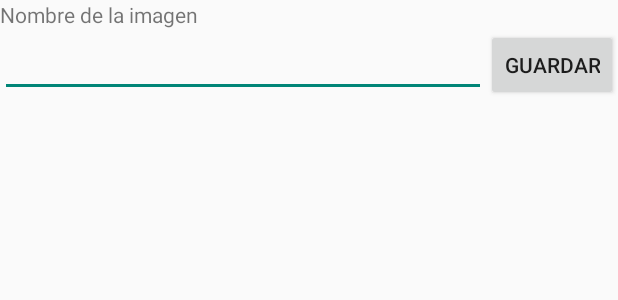
After one commit to LegaultOs/IdiGram, an Android app: the layout guardar.xml on its own in the app's theme, with its tools: preview values and no code run, on a phone screen of 412 x 824 dp. The commit adds this screen. Shown: the top 300 px of the screen. Run offline under Robolectric (Android 15) with nearby library versions, the phone set to English and light mode, and no system bars.

```diff
--- a/app/build.gradle
+++ b/app/build.gradle
@@ -5,7 +5,7 @@ android {
     buildToolsVersion "21.1.2"
 
     defaultConfig {
-        applicationId "com.example.legault.idigram"
+        applicationId "com.legaultOs.idigram"
         minSdkVersion 18
         targetSdkVersion 21
         versionCode 1
--- a/app/src/main/AndroidManifest.xml
+++ b/app/src/main/AndroidManifest.xml
@@ -8,7 +8,7 @@
         android:label="@string/app_name"
         android:theme="@style/AppTheme" >
         <activity
-            android:name=".MainActivity"
+            android:name="com.legaultOs.idigram.MainActivity"
             android:label="@string/app_name"
             android:value="splitActionBarWhenNarrow"
             android:screenOrientation="portrait">
@@ -22,4 +22,5 @@
 
     </application>
     <uses-permission android:name="android.permission.READ_EXTERNAL_STORAGE" />
+    <uses-permission android:name="android.permission.WRITE_EXTERNAL_STORAGE"/>
 </manifest>
--- a/app/src/main/java/com/example/legault/idigram/ConvolutionMatrix.java
+++ b/app/src/main/java/com/legaultOs/idigram/ConvolutionMatrix.java
@@ -1,4 +1,4 @@
-package com.example.legault.idigram;
+package com.legaultOs.idigram;
 
 /**
  * Created by Legault on 20/04/2015.
--- a/app/src/main/res/layout/ajustes.xml
+++ b/app/src/main/res/layout/ajustes.xml
@@ -2,7 +2,8 @@
 <LinearLayout xmlns:android="http://schemas.android.com/apk/res/android"
     android:layout_width="match_parent"
     android:layout_height="match_parent"
-    android:orientation="horizontal" >
+    android:orientation="horizontal"
+    android:id="@+id/espacioajustes">
 <LinearLayout
     android:layout_width="wrap_content"
     android:layout_height="wrap_content"
--- /dev/null
+++ b/app/src/main/res/layout/guardar.xml
@@ -0,0 +1,29 @@
+<?xml version="1.0" encoding="utf-8"?>
+<LinearLayout xmlns:android="http://schemas.android.com/apk/res/android"
+    android:orientation="vertical" android:layout_width="match_parent"
+    android:layout_height="match_parent">
+
+    <TextView
+        android:layout_width="wrap_content"
+        android:layout_height="wrap_content"
+        android:text="Nombre de la imagen"
+        android:id="@+id/textView" />
+<LinearLayout
+    android:layout_width="match_parent"
+    android:layout_height="wrap_content"
+    android:orientation="horizontal">
+    <EditText
+        android:layout_width="match_parent"
+        android:layout_height="wrap_content"
+        android:id="@+id/editText"
+        android:layout_weight="0.7"/>
+
+    <Button
+        android:layout_width="wrap_content"
+        android:layout_height="wrap_content"
+        android:text="Guardar"
+        android:onClick="guardarImagen"
+        android:id="@+id/button"
+        />
+</LinearLayout>
+</LinearLayout>
```
Also changed, not shown: app/src/main/java/com/legaultOs/idigram/ImageFilters.java (renamed from app/src/main/java/com/example/legault/idigram/ImageFilters.java, +1 -17 lines), app/src/main/java/com/legaultOs/idigram/MainActivity.java (renamed from app/src/main/java/com/example/legault/idigram/MainActivity.java, +51 -34 lines), 1 other file.
